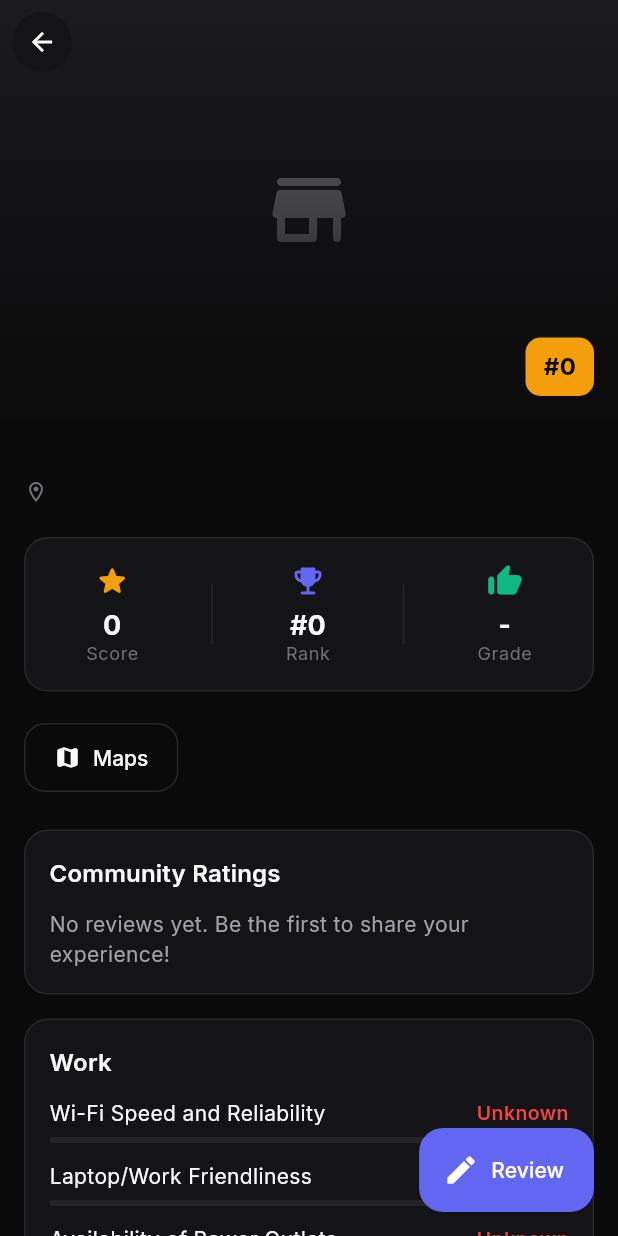
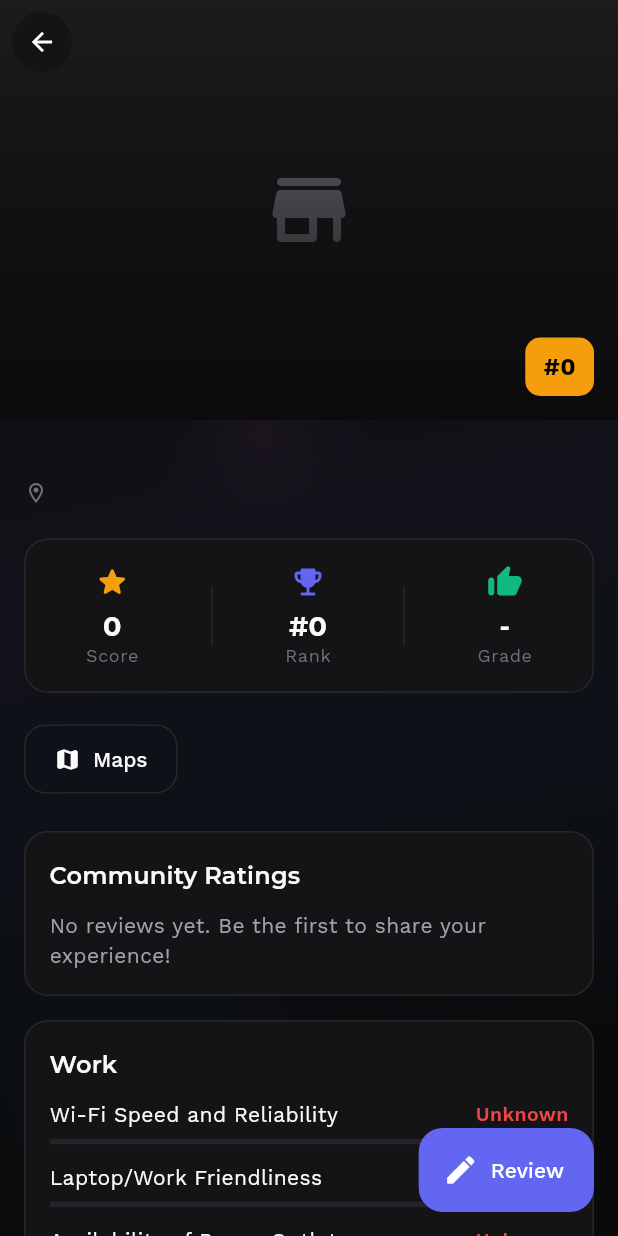
Before and after one commit to LAG-4/cafefinder, a Flutter app: the PlaceDetailPage screen opened directly with empty values, on a phone screen of 412 x 824 dp. Run offline on Flutter 3.47's test engine with Material 3 defaults, Android fonts, the phone set to English and light mode, and no system bars; our stand-ins replace csv, flutter_riverpod, google_fonts, shared_preferences; accounts and stored records are empty; network calls fail.

Commit message:
scrolling behaviour and app fonts

```diff
--- a/cafefindhyd/lib/ui/place_detail_page.dart
+++ b/cafefindhyd/lib/ui/place_detail_page.dart
@@ -6,6 +6,7 @@ import '../models/place.dart';
 import '../models/review.dart';
 import '../state/app_state.dart';
 import '../theme/app_theme.dart';
+import 'widgets/animated_background.dart';
 
 class PlaceDetailPage extends ConsumerStatefulWidget {
   const PlaceDetailPage({super.key, required this.place});
@@ -42,20 +43,21 @@ class _PlaceDetailPageState extends ConsumerState<PlaceDetailPage> {
     final hasReviewError = reviewsAsync.hasError;
 
     return Scaffold(
-      backgroundColor: AppColors.background,
+      backgroundColor: Colors.transparent,
       floatingActionButton: FloatingActionButton.extended(
         onPressed: _addReview,
         icon: const Icon(Icons.edit_rounded),
         label: const Text('Review'),
       ),
-      body: CustomScrollView(
+      body: AnimatedBackground(
+        child: CustomScrollView(
           physics: const BouncingScrollPhysics(),
           slivers: [
             // App bar with image
             SliverAppBar(
               expandedHeight: 280,
               pinned: true,
-            backgroundColor: AppColors.background,
+              backgroundColor: Colors.transparent,
               leading: Padding(
                 padding: const EdgeInsets.all(8),
                 child: CircleAvatar(
@@ -201,7 +203,9 @@ class _PlaceDetailPageState extends ConsumerState<PlaceDetailPage> {
                           ? const Center(
                               child: Padding(
                                 padding: EdgeInsets.all(20),
-                              child: CircularProgressIndicator(strokeWidth: 2),
+                                child: CircularProgressIndicator(
+                                  strokeWidth: 2,
+                                ),
                               ),
                             )
                           : hasReviewError
@@ -238,7 +242,9 @@ class _PlaceDetailPageState extends ConsumerState<PlaceDetailPage> {
                           ? const Center(
                               child: Padding(
                                 padding: EdgeInsets.all(20),
-                              child: CircularProgressIndicator(strokeWidth: 2),
+                                child: CircularProgressIndicator(
+                                  strokeWidth: 2,
+                                ),
                               ),
                             )
                           : hasReviewError
@@ -253,6 +259,7 @@ class _PlaceDetailPageState extends ConsumerState<PlaceDetailPage> {
               ),
             ),
           ],
+        ),
       ),
     );
   }
--- /dev/null
+++ b/cafefindhyd/lib/ui/widgets/animated_background.dart
@@ -0,0 +1,159 @@
+import 'dart:math' as math;
+import 'package:flutter/material.dart';
+
+import '../../theme/app_theme.dart';
+
+/// An animated gradient background that slowly shifts colors
+/// for a dynamic, modern look.
+class AnimatedBackground extends StatefulWidget {
+  const AnimatedBackground({super.key, required this.child});
+
+  final Widget child;
+
+  @override
+  State<AnimatedBackground> createState() => _AnimatedBackgroundState();
+}
+
+class _AnimatedBackgroundState extends State<AnimatedBackground>
+    with SingleTickerProviderStateMixin {
+  late final AnimationController _controller;
+
+  @override
+  void initState() {
+    super.initState();
+    _controller = AnimationController(
+      vsync: this,
+      duration: const Duration(seconds: 10),
+    )..repeat();
+  }
+
+  @override
+  void dispose() {
+    _controller.dispose();
+    super.dispose();
+  }
+
+  @override
+  Widget build(BuildContext context) {
+    return AnimatedBuilder(
+      animation: _controller,
+      builder: (context, child) {
+        final t = _controller.value;
+        // Slowly oscillate the gradient alignment
+        final angle = t * 2 * math.pi;
+        final dx = math.cos(angle) * 0.5;
+        final dy = math.sin(angle) * 0.5;
+
+        return Container(
+          decoration: BoxDecoration(
+            gradient: LinearGradient(
+              begin: Alignment(-0.5 + dx, -1.0 + dy * 0.5),
+              end: Alignment(0.5 - dx, 1.0 - dy * 0.5),
+              colors: const [
+                Color(0xFF0A0A0B), // base dark
+                Color(0xFF12121A), // slightly purple tint
+                Color(0xFF0D1117), // github-like dark
+                Color(0xFF0A0A0B), // back to base
+              ],
+              stops: const [0.0, 0.4, 0.7, 1.0],
+            ),
+          ),
+          child: child,
+        );
+      },
+      child: Stack(
+        children: [
+          // Subtle accent glow orbs
+          ..._buildGlowOrbs(),
+          widget.child,
+        ],
+      ),
+    );
+  }
+
+  List<Widget> _buildGlowOrbs() {
+    return [
+      // Primary color glow - top right
+      AnimatedBuilder(
+        animation: _controller,
+        builder: (context, _) {
+          final t = _controller.value;
+          final offset = math.sin(t * 2 * math.pi) * 20;
+          return Positioned(
+            top: -80 + offset,
+            right: -60 - offset * 0.5,
+            child: Container(
+              width: 300,
+              height: 300,
+              decoration: BoxDecoration(
+                shape: BoxShape.circle,
+                gradient: RadialGradient(
+                  colors: [
+                    AppColors.primary.withAlpha(25),
+                    AppColors.primary.withAlpha(8),
+                    Colors.transparent,
+                  ],
+                  stops: const [0.0, 0.5, 1.0],
+                ),
+              ),
+            ),
+          );
+        },
+      ),
+      // Secondary color glow - bottom left
+      AnimatedBuilder(
+        animation: _controller,
+        builder: (context, _) {
+          final t = _controller.value;
+          final offset = math.cos(t * 2 * math.pi) * 15;
+          return Positioned(
+            bottom: -100 - offset,
+            left: -80 + offset * 0.5,
+            child: Container(
+              width: 350,
+              height: 350,
+              decoration: BoxDecoration(
+                shape: BoxShape.circle,
+                gradient: RadialGradient(
+                  colors: [
+                    AppColors.secondary.withAlpha(20),
+                    AppColors.secondary.withAlpha(5),
+                    Colors.transparent,
+                  ],
+                  stops: const [0.0, 0.4, 1.0],
+                ),
+              ),
+            ),
+          );
+        },
+      ),
+      // Tertiary accent - middle
+      AnimatedBuilder(
+        animation: _controller,
+        builder: (context, _) {
+          final t = _controller.value;
+          final offsetX = math.sin(t * 2 * math.pi + 1) * 30;
+          final offsetY = math.cos(t * 2 * math.pi + 1) * 20;
+          return Positioned(
+            top: 200 + offsetY,
+            left: 50 + offsetX,
+            child: Container(
+              width: 200,
+              height: 200,
+              decoration: BoxDecoration(
+                shape: BoxShape.circle,
+                gradient: RadialGradient(
+                  colors: [
+                    AppColors.tertiary.withAlpha(12),
+                    Colors.transparent,
+                  ],
+                  stops: const [0.0, 1.0],
+                ),
+              ),
+            ),
+          );
+        },
+      ),
+    ];
+  }
+}
```
Also changed, not shown: cafefindhyd/lib/theme/app_theme.dart (+17 -17 lines), cafefindhyd/lib/ui/home_page.dart (+63 -7 lines). Lines whose indentation alone changed are shown as unchanged.
